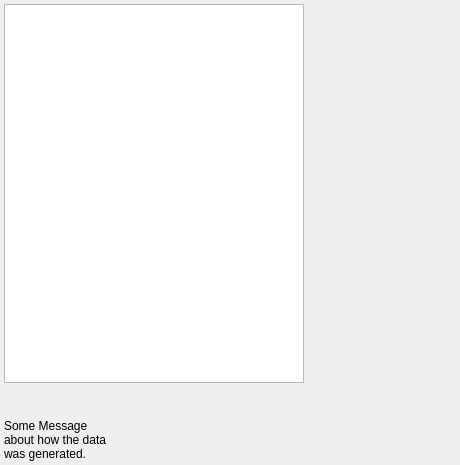
This is Source/Applications/StatsGenerator/UI_Files/StatsGenMDFWidget.ui in BlueQuartzSoftware/DREAM3D as Qt 5 draws it before an edit. The edited form follows.
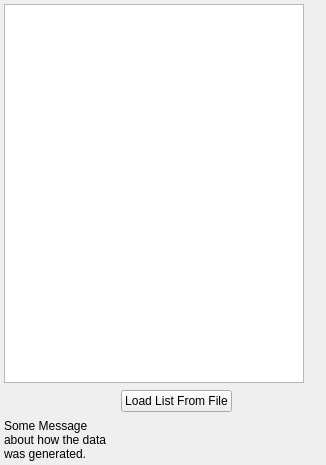
This is the edited form. Icons and pictures are not drawn. Custom widgets are drawn as their Qt base class.

Commit message: adding ability to read MDF from file into StatsGenerator

What changed in the file:
```diff
--- a/Source/Applications/StatsGenerator/UI_Files/StatsGenMDFWidget.ui
+++ b/Source/Applications/StatsGenerator/UI_Files/StatsGenMDFWidget.ui
@@ -6,7 +6,7 @@
    <rect>
     <x>0</x>
     <y>0</y>
-    <width>460</width>
+    <width>326</width>
     <height>465</height>
    </rect>
   </property>
@@ -45,7 +45,7 @@
       </widget>
      </item>
      <item>
-      <layout class="QHBoxLayout" name="horizontalLayout_2" stretch="0,0,0">
+      <layout class="QHBoxLayout" name="horizontalLayout_2" stretch="0,0,0,0">
        <property name="spacing">
         <number>6</number>
        </property>
@@ -128,6 +128,19 @@
          </property>
         </widget>
        </item>
+       <item>
+        <widget class="QPushButton" name="loadMDFBtn">
+         <property name="sizePolicy">
+          <sizepolicy hsizetype="Maximum" vsizetype="Fixed">
+           <horstretch>0</horstretch>
+           <verstretch>0</verstretch>
+          </sizepolicy>
+         </property>
+         <property name="text">
+          <string>Load List From File</string>
+         </property>
+        </widget>
+       </item>
        <item>
         <widget class="QPushButton" name="m_MDFUpdateBtn">
          <property name="sizePolicy">
```
The commit also changes 7 other files.
